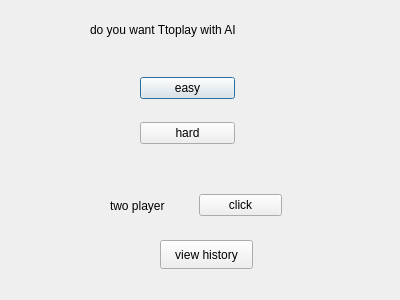
The window that testt/login.ui (AHMED-ABDELLATIF56/Advanced-Tic-Tac-Toe) describes before a commit, drawn with Qt 5.
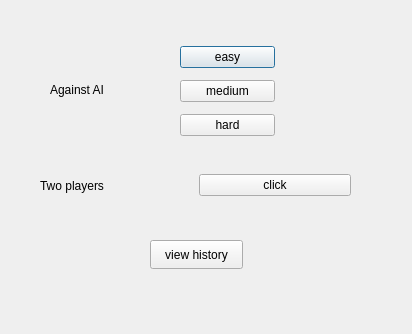
The same window after the commit.

```diff
--- a/testt/login.ui
+++ b/testt/login.ui
@@ -6,8 +6,8 @@
    <rect>
     <x>0</x>
     <y>0</y>
-    <width>400</width>
-    <height>300</height>
+    <width>412</width>
+    <height>334</height>
    </rect>
   </property>
   <property name="windowTitle">
@@ -16,21 +16,21 @@
   <widget class="QLabel" name="label">
    <property name="geometry">
     <rect>
-     <x>90</x>
-     <y>20</y>
+     <x>50</x>
+     <y>80</y>
      <width>191</width>
      <height>20</height>
     </rect>
    </property>
    <property name="text">
-    <string>do you want Ttoplay with AI</string>
+    <string>Against AI</string>
    </property>
   </widget>
   <widget class="QWidget" name="layoutWidget">
    <property name="geometry">
     <rect>
-     <x>140</x>
-     <y>60</y>
+     <x>180</x>
+     <y>40</y>
      <width>95</width>
      <height>103</height>
     </rect>
@@ -43,6 +43,13 @@
       </property>
      </widget>
     </item>
+    <item>
+     <widget class="QPushButton" name="pushButton_AI_medium">
+      <property name="text">
+       <string>medium</string>
+      </property>
+     </widget>
+    </item>
     <item>
      <widget class="QPushButton" name="pushButton_AI_hard">
       <property name="text">
@@ -55,9 +62,9 @@
   <widget class="QWidget" name="layoutWidget">
    <property name="geometry">
     <rect>
-     <x>110</x>
-     <y>190</y>
-     <width>172</width>
+     <x>40</x>
+     <y>170</y>
+     <width>311</width>
      <height>31</height>
     </rect>
    </property>
@@ -65,7 +72,7 @@
     <item>
      <widget class="QLabel" name="label_2">
       <property name="text">
-       <string>two player</string>
+       <string>Two players</string>
       </property>
      </widget>
     </item>
@@ -81,7 +88,7 @@
   <widget class="QPushButton" name="pushButton_history">
    <property name="geometry">
     <rect>
-     <x>160</x>
+     <x>150</x>
      <y>240</y>
      <width>93</width>
      <height>29</height>
```
Left out of the diff: 2 changed lines with no effect on the pictures.
